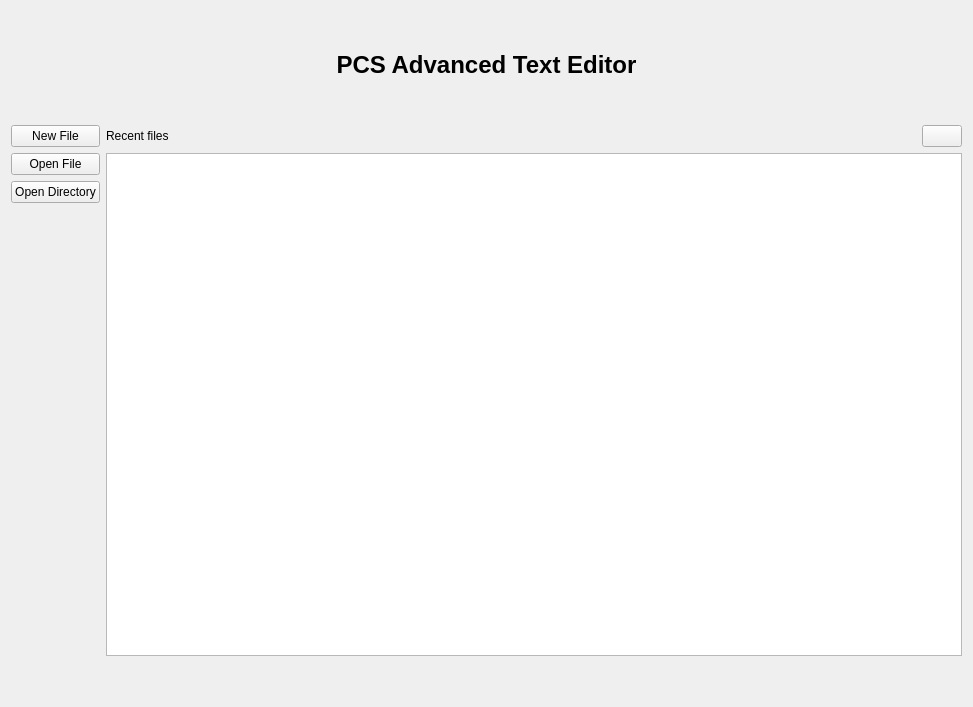
N1vn0vem8er/pineconesnake, file pcsadvancedtexteditor/startwidget.ui: the form before one commit.
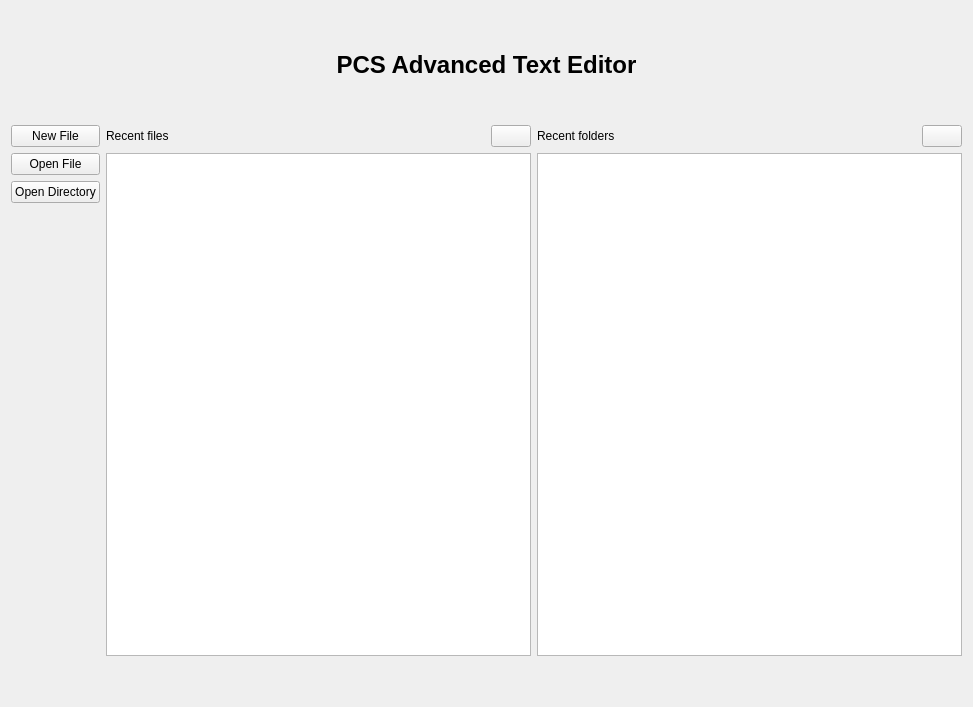
The form after the commit. Icons and pictures are not drawn.

Commit message: Added saving and displaing recent files and dirs

```diff
--- a/pcsadvancedtexteditor/startwidget.ui
+++ b/pcsadvancedtexteditor/startwidget.ui
@@ -134,7 +134,51 @@
         </layout>
        </item>
        <item>
-        <widget class="QListView" name="listView"/>
+        <widget class="QListView" name="recentFilesView"/>
+       </item>
+      </layout>
+     </item>
+     <item>
+      <layout class="QVBoxLayout" name="verticalLayout_4">
+       <item>
+        <layout class="QHBoxLayout" name="horizontalLayout_4">
+         <item>
+          <widget class="QLabel" name="label_2">
+           <property name="text">
+            <string>Recent folders</string>
+           </property>
+          </widget>
+         </item>
+         <item>
+          <spacer name="horizontalSpacer_2">
+           <property name="orientation">
+            <enum>Qt::Orientation::Horizontal</enum>
+           </property>
+           <property name="sizeHint" stdset="0">
+            <size>
+             <width>40</width>
+             <height>20</height>
+            </size>
+           </property>
+          </spacer>
+         </item>
+         <item>
+          <widget class="QPushButton" name="clearRecentDirsButton">
+           <property name="toolTip">
+            <string>Clear recent</string>
+           </property>
+           <property name="text">
+            <string/>
+           </property>
+           <property name="icon">
+            <iconset theme="edit-delete"/>
+           </property>
+          </widget>
+         </item>
+        </layout>
+       </item>
+       <item>
+        <widget class="QListView" name="recentDirsView"/>
        </item>
       </layout>
      </item>
```
The commit also changes 7 other files.
